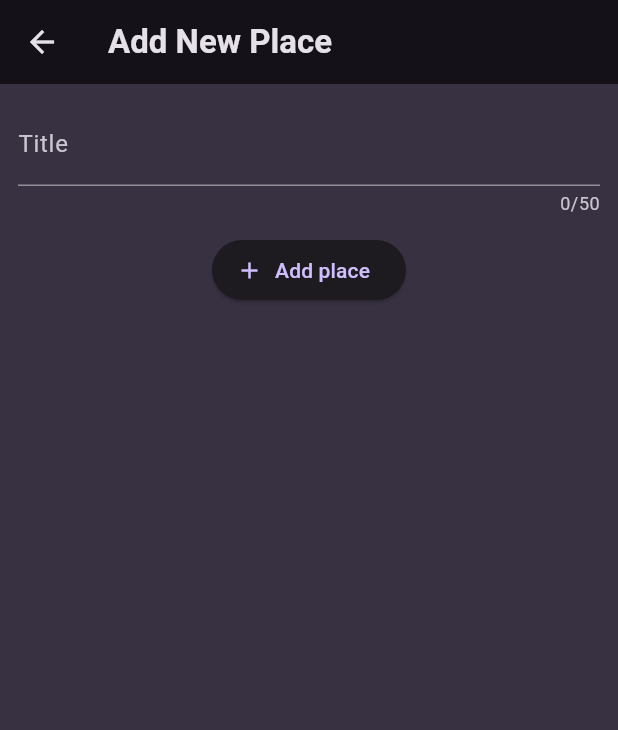
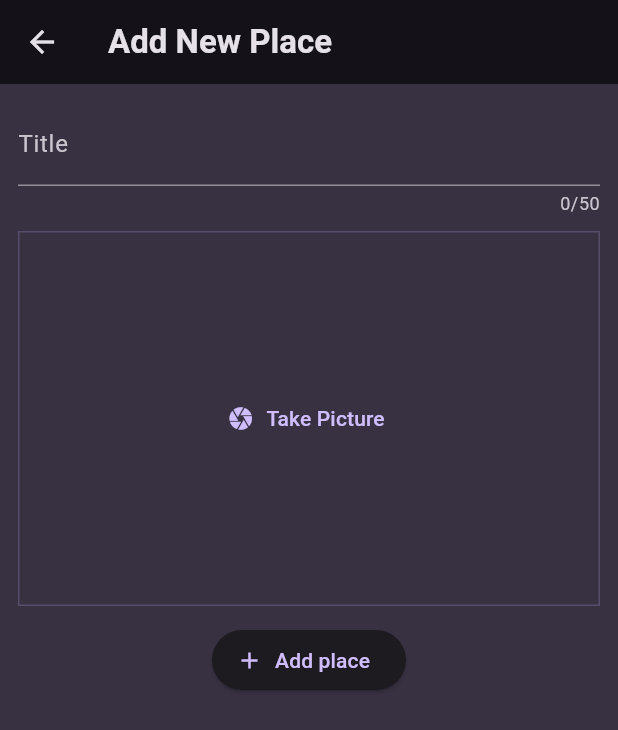
Before and after one commit to Substractive/flutter_places_practice_1, a Flutter app: the screen it shows after launch, after a tap on the "add" icon, on a phone screen of 412 x 824 dp. Shown: the top 730 px of the screen. Run offline on Flutter 3.47's test engine with Material 3 defaults, Android fonts, the phone set to English and light mode, and no system bars; our stand-ins replace flutter_riverpod, google_fonts, image_picker.

Commit message:
Image picker added

```diff
--- a/lib/models/favorite_place.dart
+++ b/lib/models/favorite_place.dart
@@ -1,9 +1,13 @@
+import 'dart:io';
+
 class FavoritePlace {
-  const FavoritePlace(
-    this.id,
-    this.title,
-  );
+  const FavoritePlace({
+    required this.id,
+    required this.title,
+    required this.image,
+  });
 
   final String title;
   final String id;
+  final File image;
 }
--- a/lib/screens/add_favorite_place.dart
+++ b/lib/screens/add_favorite_place.dart
@@ -1,4 +1,7 @@
+import 'dart:io';
+
 import 'package:favorite_places/models/favorite_place.dart';
+import 'package:favorite_places/widgets/image_input.dart';
 import 'package:flutter_riverpod/flutter_riverpod.dart';
 import 'package:favorite_places/providers/favorite_place_provider.dart';
 import 'package:flutter/material.dart';
@@ -14,6 +17,7 @@ class AddFavoritePlaceScreen extends ConsumerStatefulWidget {
 
 class _AddFavoritePlaceState extends ConsumerState<AddFavoritePlaceScreen> {
   final _titleController = TextEditingController();
+  File? _selectedImage = null;
 
   void _savePlace() {
     print("Save place");
@@ -21,17 +25,19 @@ class _AddFavoritePlaceState extends ConsumerState<AddFavoritePlaceScreen> {
 
     final placeText = _titleController.text;
 
-    if (placeText.isEmpty) {
+    if (placeText.isEmpty || _selectedImage == null) {
       return;
     }
 
     // Create place object
-    final favoritePlace = FavoritePlace(
-      DateTime.now().toString(),
-      placeText,
-    );
-
-    ref.read(favoritePlacesProvider.notifier).addPlace(favoritePlace);
+    // final favoritePlace = FavoritePlace(
+    //   id: DateTime.now().toString(),
+    //   title: placeText,
+    //   image:
+    // );
+    ref
+        .read(favoritePlacesProvider.notifier)
+        .addPlace(DateTime.now().toString(), placeText, _selectedImage!);
 
     Navigator.of(context).pop();
   }
@@ -65,6 +71,15 @@ class _AddFavoritePlaceState extends ConsumerState<AddFavoritePlaceScreen> {
               keyboardType: TextInputType.text,
             ),
             const SizedBox(
+              height: 10,
+            ),
+            // Image input
+            ImageInput(
+              onSelectImage: (image) {
+                _selectedImage = image;
+              },
+            ),
+            const SizedBox(
               height: 12,
             ),
             ElevatedButton.icon(
--- a/lib/screens/favorite_places.dart
+++ b/lib/screens/favorite_places.dart
@@ -1,4 +1,3 @@
-import 'package:favorite_places/models/favorite_place.dart';
 import 'package:favorite_places/providers/favorite_place_provider.dart';
 import 'package:favorite_places/screens/add_favorite_place.dart';
 import 'package:favorite_places/widgets/places_list.dart';
@@ -8,7 +7,7 @@ import 'package:flutter_riverpod/flutter_riverpod.dart';
 class FavoritePlacesScreen extends ConsumerWidget {
   const FavoritePlacesScreen({super.key});
 
-void addNewPlace(BuildContext context) {
+  void addNewPlace(BuildContext context) {
     Navigator.of(context).push(
       MaterialPageRoute(builder: (ctx) => const AddFavoritePlaceScreen()),
     );
@@ -30,8 +29,11 @@ void addNewPlace(BuildContext context) {
           ),
         ],
       ),
-      body: PlacesList(
-        places: favoritePlaces,
+      body: Padding(
+        padding: const EdgeInsets.all(8),
+        child: PlacesList(
+          places: favoritePlaces,
+        ),
       ),
     );
   }
--- /dev/null
+++ b/lib/widgets/image_input.dart
@@ -0,0 +1,73 @@
+import 'dart:io';
+import 'package:flutter/material.dart';
+import 'package:image_picker/image_picker.dart';
+
+class ImageInput extends StatefulWidget {
+  const ImageInput({
+    super.key,
+    required this.onSelectImage,
+  });
+
+  final void Function(File image) onSelectImage;
+
+  @override
+  State<ImageInput> createState() {
+    return _ImageInputState();
+  }
+}
+
+class _ImageInputState extends State<ImageInput> {
+  File? _selectedImage;
+
+  void _takePicture() async {
+    final imagePicker = ImagePicker();
+    final pickedImage = await imagePicker.pickImage(
+      source: ImageSource.camera,
+      maxWidth: 600,
+    );
+
+    if (pickedImage == null) {
+      return;
+    }
+
+    setState(() {
+      _selectedImage = File(pickedImage.path);
+    });
+
+    widget.onSelectImage(_selectedImage!);
+  }
+
+  @override
+  Widget build(BuildContext context) {
+    Widget content = TextButton.icon(
+      onPressed: _takePicture,
+      icon: const Icon(Icons.camera),
+      label: const Text('Take Picture'),
+    );
+
+    if (_selectedImage != null) {
+      content = GestureDetector(
+        onTap: _takePicture,
+        child: Image.file(
+          _selectedImage!,
+          fit: BoxFit.cover,
+          width: double.infinity,
+          height: double.infinity,
+        ),
+      );
+    }
+
+    return Container(
+      decoration: BoxDecoration(
+        border: Border.all(
+          width: 1,
+          color: Theme.of(context).colorScheme.primary.withOpacity(0.2),
+        ),
+      ),
+      height: 250,
+      width: double.infinity,
+      alignment: Alignment.center,
+      child: content,
+    );
+  }
+}
--- a/lib/widgets/places_list.dart
+++ b/lib/widgets/places_list.dart
@@ -21,6 +21,11 @@ class PlacesList extends StatelessWidget {
       content = ListView.builder(
         itemCount: places.length,
         itemBuilder: (ctx, index) => ListTile(
+
+        leading: CircleAvatar(
+          radius: 26,
+          backgroundImage: FileImage(places[index].image),
+        ),
           title: Text(
             places[index].title,
             style: Theme.of(context).textTheme.titleMedium!.copyWith(
--- a/pubspec.yaml
+++ b/pubspec.yaml
@@ -37,6 +37,7 @@ dependencies:
   cupertino_icons: ^1.0.6
   google_fonts: ^6.2.1
   flutter_riverpod: ^2.5.1
+  image_picker: ^1.0.7
 
 dev_dependencies:
   flutter_test:
```
Also changed, not shown: lib/providers/favorite_place_provider.dart (+8 -1 lines), lib/screens/place_details.dart (+9 -7 lines), pubspec.lock, 5 other files.
